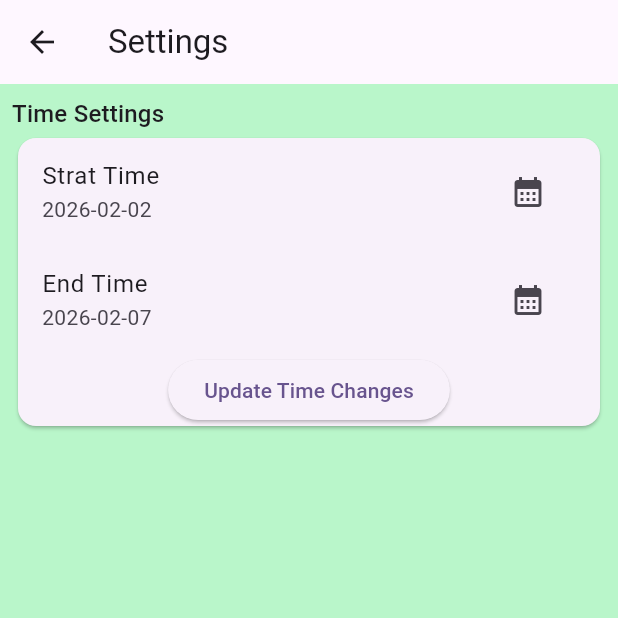
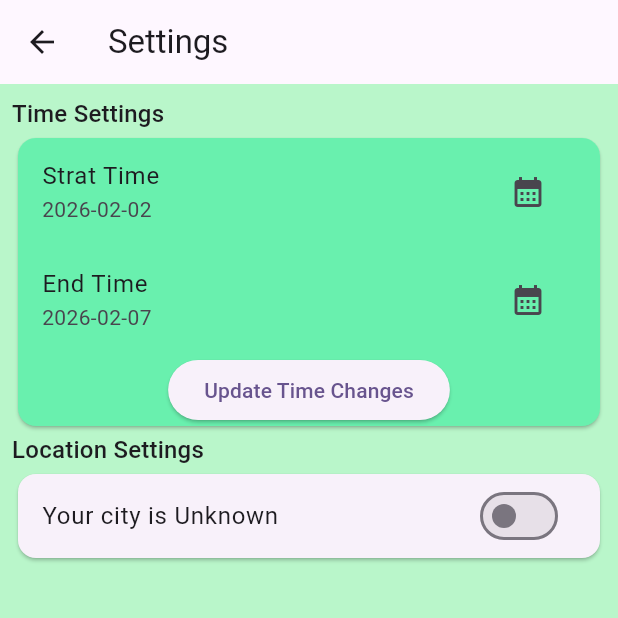
Before and after one commit to rokayaraka/QuAkeX, a Flutter app: the screen it shows after launch, after a tap on the "settings" icon, on a phone screen of 412 x 824 dp, the top half of it. Run offline on Flutter 3.47's test engine with Material 3 defaults, Android fonts, the phone set to English and light mode, and no system bars; our stand-ins replace flutter_easyloading, geolocator; network calls fail.

Commit message:
detect device current location

```diff
--- a/lib/pages/home_page.dart
+++ b/lib/pages/home_page.dart
@@ -25,12 +25,12 @@
         title: const Text("QuAkeX"),
         centerTitle: true,
         actions: [
+          IconButton(onPressed: _showSortingDialog, icon: Icon(Icons.sort)),
           IconButton(
-            onPressed: _showSortingDialog,
-            icon: Icon(Icons.sort),
+            onPressed: () => Navigator.push(
+              context,
+              MaterialPageRoute(builder: (context) => SettingsPage()),
             ),
-          IconButton(
-            onPressed: ()=>Navigator.push(context, MaterialPageRoute(builder: (context)=>SettingsPage())),
             icon: Icon(Icons.settings),
           ),
         ],
@@ -92,14 +92,14 @@
       builder: (context) => AlertDialog(
         title: Text("Sort By"),
         content: Consumer<AppDataProvider>(
-          builder: (context, provider, child) =>
-              Column(mainAxisSize: MainAxisSize.min,
+          builder: (context, provider, child) => Column(
+            mainAxisSize: MainAxisSize.min,
             children: [
               RadioGroup(
                 groupValue: provider.orderBy,
                 value: "magnitude",
                 label: "Magnitude-Desc",
-                  onChange: (value){
+                onChange: (value) {
                   provider.setOrder(value!);
                 },
               ),
@@ -107,35 +107,34 @@
                 groupValue: provider.orderBy,
                 value: "magnitude-asc",
                 label: "Magnitude-Asc",
-                  onChange: (value){
+                onChange: (value) {
                   provider.setOrder(value!);
-                  }
+                },
               ),
               RadioGroup(
                 groupValue: provider.orderBy,
                 value: "time",
                 label: "Time-Desc",
-                  onChange: (value){
+                onChange: (value) {
                   provider.setOrder(value!);
-                  }
+                },
               ),
 
               RadioGroup(
                 groupValue: provider.orderBy,
                 value: "time-asc",
                 label: "Time-Asc",
-                  onChange: (value){
+                onChange: (value) {
                   provider.setOrder(value!);
-                  }
+                },
               ),
-
             ],
           ),
         ),
 
         actions: [
           TextButton(
-            onPressed: ()=>Navigator.pop(context),
+            onPressed: () => Navigator.pop(context),
             child: Text("Close"),
           ),
         ],
@@ -168,7 +167,6 @@
           onChanged: onChange,
         ),
         Text(label),
-
       ],
     );
   }
--- a/lib/settings_page.dart
+++ b/lib/settings_page.dart
@@ -1,6 +1,7 @@
 import 'package:earthquake_app/providers/app_data_provider.dart';
 import 'package:earthquake_app/utils/helper_functions.dart';
 import 'package:flutter/material.dart';
+import 'package:flutter_easyloading/flutter_easyloading.dart';
 import 'package:provider/provider.dart';
 
 class SettingsPage extends StatefulWidget {
@@ -14,48 +15,50 @@
   @override
   Widget build(BuildContext context) {
     return Scaffold(
-      appBar: AppBar(
-        title: Text("Settings"),
+      appBar: AppBar(title: Text("Settings")),
+
+      body: Consumer<AppDataProvider>(
+        builder: (context, provider, child) => ListView(
+          padding: EdgeInsets.all(8.0),
+          children: [
+            Text(
+              "Time Settings",
+              style: Theme.of(context).textTheme.titleMedium,
             ),
 
-      body: Consumer<AppDataProvider>(builder: (context,provider,child)=>
-      ListView(
-        padding: EdgeInsets.all(8.0),
-        children: [
-          Text("Time Settings",
-          style: Theme.of(context).textTheme.titleMedium,),
-
             Card(
+              color: Colors.greenAccent.shade200,
               child: Column(
                 children: [
                   ListTile(
                     title: Text("Strat Time"),
                     subtitle: Text(provider.startTime),
                     trailing: IconButton(
-                    onPressed: ()async{
-                   final date= await selectDate();
-                   if(date!=null){
+                      onPressed: () async {
+                        final date = await selectDate();
+                        if (date != null) {
                           provider.setStartTime(date);
                         }
                       },
-                  icon: Icon(Icons.calendar_month)
+                      icon: Icon(Icons.calendar_month),
                     ),
                   ),
                   ListTile(
                     title: Text("End Time"),
                     subtitle: Text(provider.endTime),
                     trailing: IconButton(
-                    onPressed: ()async{
-                   final date= await selectDate();
-                   if(date!=null){
+                      onPressed: () async {
+                        final date = await selectDate();
+                        if (date != null) {
                           provider.setEndTime(date);
                         }
                       },
-                  icon: Icon(Icons.calendar_month)
+                      icon: Icon(Icons.calendar_month),
                     ),
                   ),
 
-                ElevatedButton(onPressed: (){
+                  ElevatedButton(
+                    onPressed: () {
                       provider.getEarthQuakedata();
                       showMsg(context, 'Times are updated');
                     },
@@ -64,13 +67,34 @@
                 ],
               ),
             ),
+
+            Text(
+              "Location Settings",
+              style: Theme.of(context).textTheme.titleMedium,
+            ),
+            Card(
+              child: SwitchListTile(
+                title: Text(provider.currentCity ?? "Your city is Unknown"),
+                subtitle: provider.currentCity == null
+                    ? null
+                    : Text(
+                        'Earthquake data will be shown within ${provider.maxRadiusKm} Km radius from ${provider.currentCity}',
+                      ),
+                value: provider.shouldUseLocation,
+                onChanged: (value)async {
+                  EasyLoading.show(status: 'Getting Location..');
+                  await provider.setLocation(value);
+                  EasyLoading.dismiss();
+                },
+              ),
+            ),
           ],
         ),
       ),
     );
   }
 
-  Future<String?> selectDate()async {
+  Future<String?> selectDate() async {
     final dt = await showDatePicker(
       context: context,
       initialDate: DateTime.now(),
@@ -78,9 +102,8 @@
       lastDate: DateTime.now(),
     );
 
-      if(dt!=null){
+    if (dt != null) {
       return getFormttedDateTime(dt.millisecondsSinceEpoch);
-
     }
     return null;
   }
```
Also changed, not shown: lib/providers/app_data_provider.dart (+57 -0 lines). Lines whose indentation alone changed are shown as unchanged.
